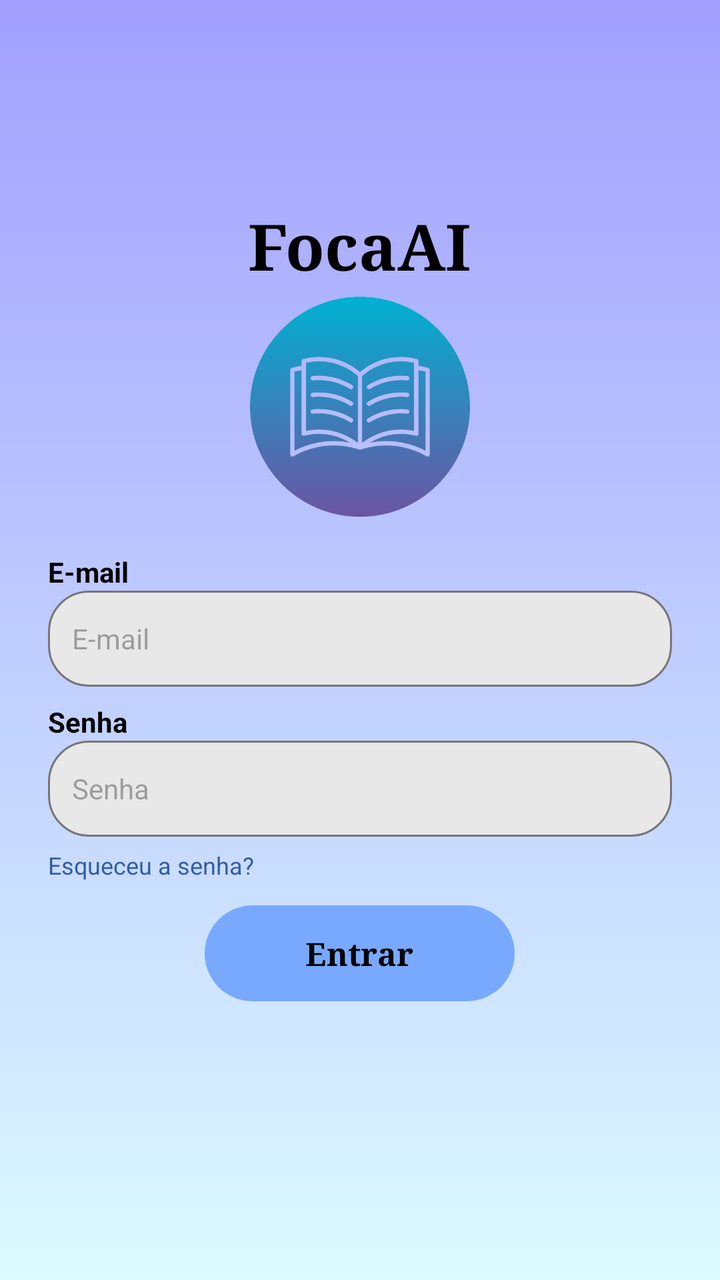
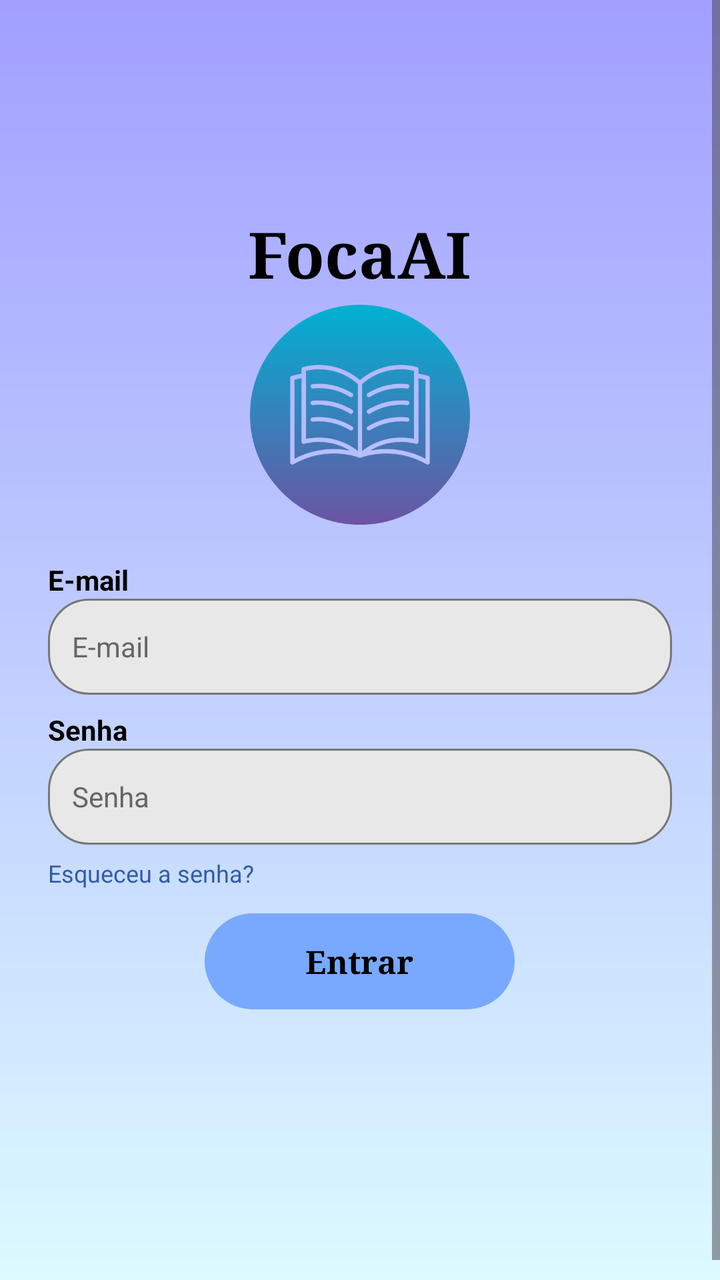

Two renders of the same Android screen: before a commit and after it. Below are the layout's source before the change and the commit's diff.
<!-- AndroidManifest.xml: application theme Theme.FocaAi -->
<!-- res/layout/activity_login.xml -->
<?xml version="1.0" encoding="utf-8"?>
<androidx.constraintlayout.widget.ConstraintLayout xmlns:android="http://schemas.android.com/apk/res/android"
    xmlns:app="http://schemas.android.com/apk/res-auto"
    xmlns:tools="http://schemas.android.com/tools"
    android:id="@+id/main"
    android:layout_width="match_parent"
    android:layout_height="match_parent"
    android:background="@drawable/bg_foca_gradient"
    tools:context=".activities.LoginActivity">

    <LinearLayout
        android:id="@+id/layoutLogin"
        android:layout_width="match_parent"
        android:layout_height="wrap_content"
        android:gravity="center_horizontal"
        android:orientation="vertical"
        android:paddingStart="24dp"
        android:paddingEnd="24dp"
        app:layout_constraintBottom_toBottomOf="parent"
        app:layout_constraintTop_toTopOf="parent"
        app:layout_constraintVertical_bias="0.42">

        <TextView
            android:layout_width="wrap_content"
            android:layout_height="wrap_content"
            android:fontFamily="serif"
            android:text="FocaAI"
            android:textColor="#000000"
            android:textSize="32sp"
            android:textStyle="bold" />

        <ImageView
            android:layout_width="110dp"
            android:layout_height="110dp"
            android:layout_marginTop="4dp"
            android:contentDescription="Logo do FocaAi"
            android:scaleType="fitCenter"
            app:srcCompat="@drawable/livro" />

        <TextView
            android:layout_width="match_parent"
            android:layout_height="wrap_content"
            android:layout_marginTop="18dp"
            android:text="E-mail"
            android:textColor="#000000"
            android:textSize="14sp"
            android:textStyle="bold" />

        <EditText
            android:id="@+id/editEmailLogin"
            android:layout_width="match_parent"
            android:layout_height="48dp"
            android:background="@drawable/campo_rounded"
            android:hint="E-mail"
            android:inputType="textEmailAddress"
            android:paddingStart="12dp"
            android:paddingEnd="12dp"
            android:textSize="14sp" />

        <TextView
            android:layout_width="match_parent"
            android:layout_height="wrap_content"
            android:layout_marginTop="8dp"
            android:text="Senha"
            android:textColor="#000000"
            android:textSize="14sp"
            android:textStyle="bold" />

        <EditText
            android:id="@+id/editSenhaLogin"
            android:layout_width="match_parent"
            android:layout_height="48dp"
            android:background="@drawable/campo_rounded"
            android:hint="Senha"
            android:inputType="textPassword"
            android:paddingStart="12dp"
            android:paddingEnd="12dp"
            android:textSize="14sp" />

        <TextView
            android:id="@+id/textRecuperarSenha"
            android:layout_width="match_parent"
            android:layout_height="wrap_content"
            android:layout_marginTop="6dp"
            android:gravity="start"
            android:text="Esqueceu a senha?"
            android:textColor="#315DA8"
            android:textSize="12sp" />

        <Button
            android:id="@+id/buttonEntrar"
            android:layout_width="155dp"
            android:layout_height="48dp"
            android:layout_marginTop="12dp"
            android:background="@drawable/button_rounded"
            android:fontFamily="serif"
            android:padding="0dp"
            android:stateListAnimator="@null"
            android:text="Entrar"
            android:textAllCaps="false"
            android:textColor="#000000"
            android:textSize="16sp"
            android:textStyle="bold"
            app:backgroundTint="@null" />

    </LinearLayout>

</androidx.constraintlayout.widget.ConstraintLayout>
<!-- resources referenced by this layout -->
<resources>
  <!-- drawable bg_foca_gradient (drawable) -->
  <?xml version="1.0" encoding="utf-8"?>
  <shape xmlns:android="http://schemas.android.com/apk/res/android" android:shape="rectangle">
      <gradient android:angle="270" android:startColor="#A29FFF" android:endColor="#DCFAFF" android:type="linear" />
  </shape>
  <!-- drawable button_rounded (drawable) -->
  <?xml version="1.0" encoding="utf-8"?>
  <shape xmlns:android="http://schemas.android.com/apk/res/android"
      android:shape="rectangle">
  
      <solid android:color="#78A9FF" />
  
      <corners android:radius="50dp" />
  
  </shape>
  <!-- drawable campo_rounded (drawable) -->
  <?xml version="1.0" encoding="utf-8"?>
  <shape xmlns:android="http://schemas.android.com/apk/res/android"
      android:shape="rectangle">
  
      <solid android:color="#E8E8E8" />
  
      <stroke
          android:width="1dp"
          android:color="#777777" />
  
      <corners android:radius="20dp" />
  
  </shape>
  <!-- drawable livro: png bitmap (drawable, 33037 bytes) -->
  <style name="Theme.FocaAi" parent="Base.Theme.FocaAi" />
  <style name="Base.Theme.FocaAi" parent="Theme.Material3.DayNight.NoActionBar">
          
          
      </style>
</resources>

<!-- the commit's change to res/layout/activity_login.xml (unified diff, before → after) -->
@@ -1,11 +1,18 @@
 <?xml version="1.0" encoding="utf-8"?>
-<androidx.constraintlayout.widget.ConstraintLayout xmlns:android="http://schemas.android.com/apk/res/android"
-    xmlns:app="http://schemas.android.com/apk/res-auto"
-    xmlns:tools="http://schemas.android.com/tools"
+<ScrollView xmlns:android="http://schemas.android.com/apk/res/android"
     android:id="@+id/main"
     android:layout_width="match_parent"
     android:layout_height="match_parent"
     android:background="@drawable/bg_foca_gradient"
+    android:fillViewport="true"
+    android:clipToPadding="false"
+    android:scrollbars="vertical">
+<androidx.constraintlayout.widget.ConstraintLayout xmlns:android="http://schemas.android.com/apk/res/android"
+    xmlns:app="http://schemas.android.com/apk/res-auto"
+    xmlns:tools="http://schemas.android.com/tools"
+    android:layout_width="match_parent" android:minHeight="650dp"
+    android:layout_height="wrap_content"
+   
     tools:context=".activities.LoginActivity">
 
     <LinearLayout
@@ -47,6 +54,8 @@
             android:textStyle="bold" />
 
         <EditText
+            android:textColorHint="#666666"
+            android:textColor="#000000"
             android:id="@+id/editEmailLogin"
             android:layout_width="match_parent"
             android:layout_height="48dp"
@@ -67,6 +76,8 @@
             android:textStyle="bold" />
 
         <EditText
+            android:textColorHint="#666666"
+            android:textColor="#000000"
             android:id="@+id/editSenhaLogin"
             android:layout_width="match_parent"
             android:layout_height="48dp"
@@ -105,4 +116,6 @@
 
     </LinearLayout>
 
+
 </androidx.constraintlayout.widget.ConstraintLayout>
+</ScrollView>
